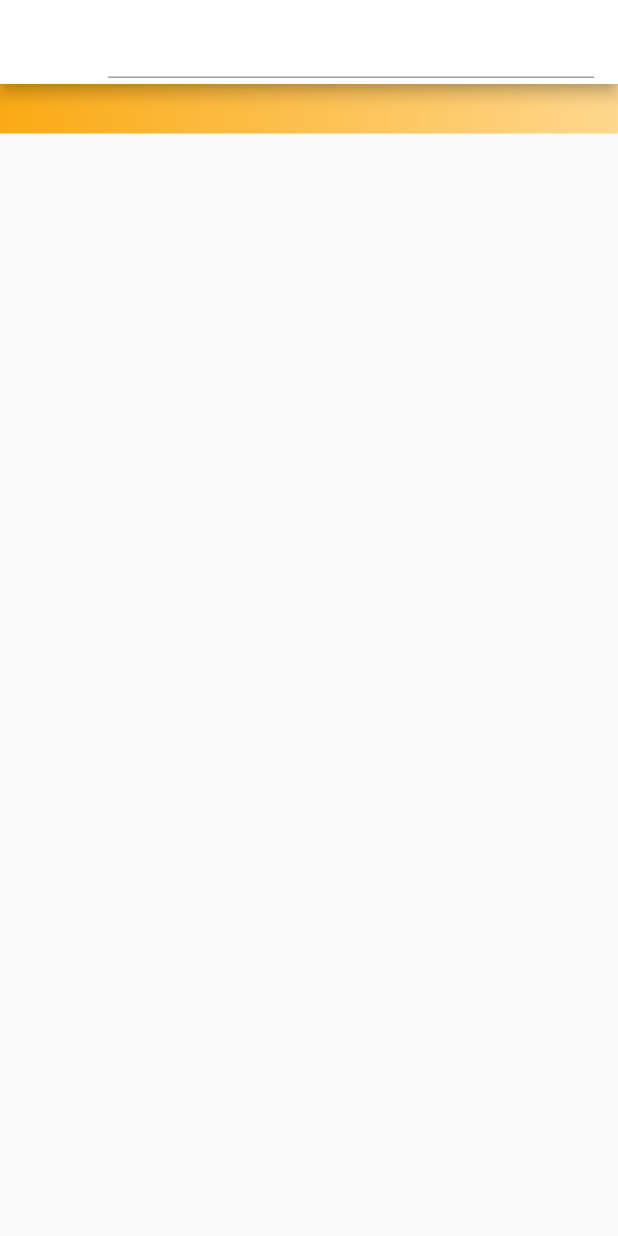
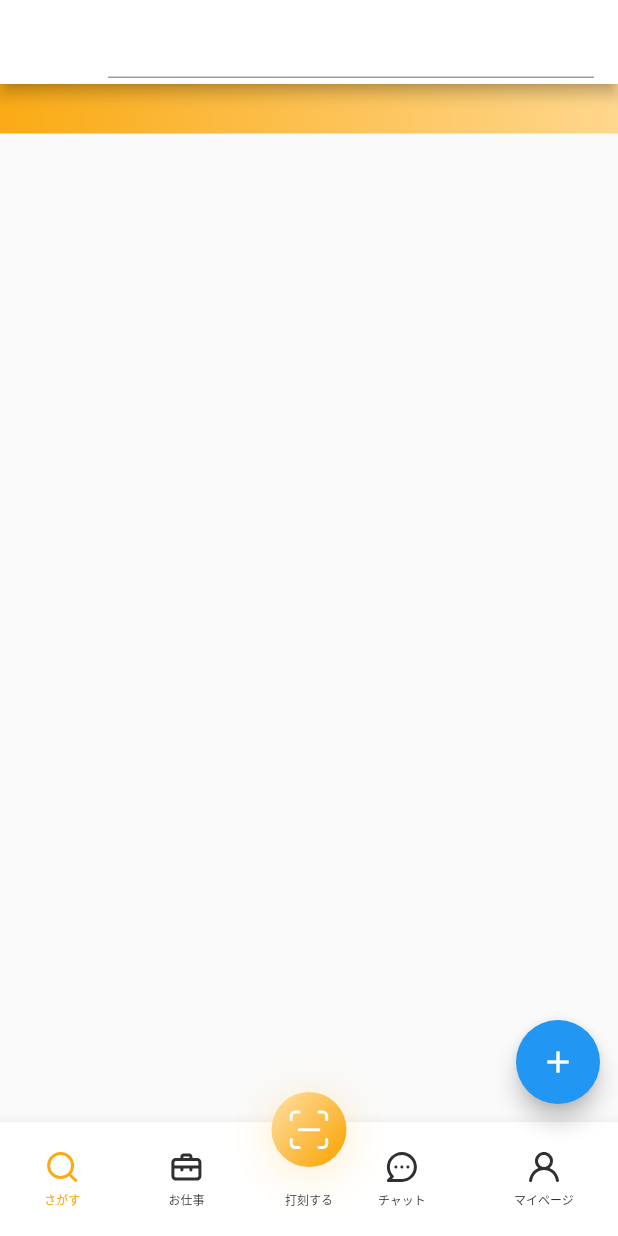
Before and after one commit to arjun-sasidharan/Test, a Flutter app: the SearchPage screen opened by its route, on a phone screen of 412 x 824 dp. Run offline on Flutter 3.47's test engine with Material 2 defaults, Android fonts, the phone set to English and light mode, and no system bars; our stand-ins replace flutter_svg, get.

Commit message:
Add bottom navigation

```diff
--- /dev/null
+++ b/lib/screen_1/application/bottom_nav_controller.dart
@@ -0,0 +1,10 @@
+import 'package:get/get.dart';
+enum BottomTab { search, work, chat, profile}
+class BottomNavController extends GetxController {
+    BottomTab selectedTab = BottomTab.search;
+
+    void updateSelectedTab(BottomTab tab) {
+      selectedTab = tab;
+      update();
+    }
+}
--- /dev/null
+++ b/lib/screen_1/presentation/bottom_navigation.dart
@@ -0,0 +1,182 @@
+import 'package:flutter/material.dart';
+import 'package:flutter_svg/flutter_svg.dart';
+import 'package:get/get.dart';
+import 'package:test_project/common/asset_file.dart';
+import 'package:test_project/common/constants.dart';
+import 'package:test_project/screen_1/application/bottom_nav_controller.dart';
+
+class BottomNavigation extends StatelessWidget {
+  const BottomNavigation({super.key});
+
+  @override
+  Widget build(BuildContext context) {
+    return GetBuilder<BottomNavController>(
+      init: BottomNavController(),
+      builder: (c) {
+        return BottomAppBar(
+          child: SizedBox(
+            height: 76,
+            child: Stack(
+              fit: StackFit.loose,
+              clipBehavior: Clip.none,
+              alignment: Alignment.bottomCenter,
+              children: [
+                Row(
+                  mainAxisSize: MainAxisSize.max,
+                  mainAxisAlignment: MainAxisAlignment.spaceAround,
+                  children: [
+                    MaterialButton(
+                      onPressed: () {
+                        c.updateSelectedTab(BottomTab.search);
+                      },
+                      minWidth: 30,
+                      child: Column(
+                        mainAxisAlignment: MainAxisAlignment.center,
+                        children: [
+                          SvgPicture.asset(iconSearch,
+                            color: c.selectedTab == BottomTab.search ?
+                            yellowColor : textColor,),
+                          const SizedBox(
+                            height: 4.0,
+                          ),
+                          Text('さがす',
+                            style: TextStyle(
+                                fontSize: 8.0,
+                                color: c.selectedTab == BottomTab.search ?
+                                yellowColor : textColor,
+                                fontFamily: "NotoSansJP",
+                                fontWeight: FontWeight.w500),
+                          ),
+                        ],
+                      ),
+                    ),
+                    MaterialButton(
+                      onPressed: () {
+                        c.updateSelectedTab(BottomTab.work);
+                      },
+                      minWidth: 30,
+                      child: Column(
+                        mainAxisAlignment: MainAxisAlignment.center,
+                        children: [
+                          SvgPicture.asset(iconOffice,
+                              color: c.selectedTab == BottomTab.work ?
+                              yellowColor : textColor),
+                          const SizedBox(
+                            height: 4.0,
+                          ),
+                          Text('お仕事',
+                            style: TextStyle(
+                                fontSize: 8.0,
+                                color: c.selectedTab == BottomTab.work ?
+                                yellowColor : textColor,
+                                fontFamily: "NotoSansJP",
+                                fontWeight: FontWeight.w500),
+                          ),
+                        ],
+                      ),
+                    ),
+                    const SizedBox(width: 30),
+                    MaterialButton(
+                      onPressed: () {
+                        c.updateSelectedTab(BottomTab.chat);
+                      },
+                      minWidth: 30,
+                      child: Column(
+                        mainAxisAlignment: MainAxisAlignment.center,
+                        children: [
+                          SvgPicture.asset(iconChat,
+                              color: c.selectedTab == BottomTab.chat ?
+                              yellowColor : textColor),
+                          const SizedBox(
+                            height: 4.0,
+                          ),
+                          Text('チャット',
+                            style: TextStyle(
+                                fontSize: 8.0,
+                                color: c.selectedTab == BottomTab.chat ?
+                                yellowColor : textColor,
+                                fontFamily: "NotoSansJP",
+                                fontWeight: FontWeight.w500),
+                          ),
+                        ],
+                      ),
+                    ),
+                    MaterialButton(
+                      onPressed: () {
+                        c.updateSelectedTab(BottomTab.profile);
+                      },
+                      minWidth: 30,
+                      child: Column(
+                        mainAxisAlignment: MainAxisAlignment.center,
+                        children: [
+                          SvgPicture.asset(iconAccount,
+                              color: c.selectedTab == BottomTab.profile ?
+                              yellowColor : textColor),
+                          const SizedBox(
+                            height: 4.0,
+                          ),
+                          Text('マイページ',
+                            style: TextStyle(
+                                fontSize: 8.0,
+                                color: c.selectedTab == BottomTab.profile ?
+                                yellowColor : textColor,
+                                fontFamily: "NotoSansJP",
+                                fontWeight: FontWeight.w500),
+                          ),
+                        ],
+                      ),
+                    ),
+                  ],
+                ),
+                Positioned(
+                  top: -20,
+                  child: MaterialButton(
+                    onPressed: () {},
+                    minWidth: 30,
+                    child: Column(
+                      mainAxisAlignment: MainAxisAlignment.center,
+                      children: [
+                        Container(
+                          height: 50,
+                          width: 50,
+                          decoration: const BoxDecoration(
+                            shape: BoxShape.circle,
+                            color: yellowColor,
+                            gradient: LinearGradient(
+                              begin: Alignment(0.76, 0.65),
+                              end: Alignment(-0.76, -0.65),
+                              colors: [Color(0xFFFAAA14), Color(0xFFFFD78D)],
+                            ),
+                            boxShadow: [
+                              BoxShadow(
+                                color: Color(0x3FFAAA14),
+                                blurRadius: 25,
+                                offset: Offset(0, 4),
+                                spreadRadius: 0,
+                              )
+                            ],
+                          ),
+                          child: SvgPicture.asset(iconScanLine, width: 31, height: 31, fit: BoxFit.scaleDown),
+                        ),
+                        const SizedBox(
+                          height: 16.0,
+                        ),
+                        const Text('打刻する',
+                          style: TextStyle(
+                              fontSize: 8.0,
+                              color: textColor,
+                              fontFamily: "NotoSansJP",
+                              fontWeight: FontWeight.w500),
+                        ),
+                      ],
+                    ),
+                  ),
+                ),
+              ],
+            ),
+          ),
+        );
+      }
+    );
+  }
+}
--- a/lib/screen_1/presentation/search_page.dart
+++ b/lib/screen_1/presentation/search_page.dart
@@ -1,6 +1,5 @@
 import 'package:flutter/material.dart';
-import 'package:flutter_svg/flutter_svg.dart';
-import 'package:test_project/common/asset_file.dart';
+import 'package:test_project/screen_1/presentation/bottom_navigation.dart';
 
 class SearchPage extends StatelessWidget {
   const SearchPage({Key? key}) : super(key: key);
@@ -12,9 +11,7 @@ class SearchPage extends StatelessWidget {
         appBar: AppBar(
           backgroundColor: Colors.white,
           title: Row(
-              children: const [
-                Expanded(child: TextField())
-              ],
+            children: const [Expanded(child: TextField())],
           ),
         ),
         body: SingleChildScrollView(
@@ -26,56 +23,18 @@ class SearchPage extends StatelessWidget {
                 decoration: const BoxDecoration(
                     gradient: LinearGradient(
                   colors: [Color(0xFFFAAA14), Color(0xFFFFD78D)],
-                  )
-                ),
+                )),
               ),
             ],
           ),
         ),
-        // bottomNavigationBar: BottomNavigationBar(
-        //   showUnselectedLabels: true,
-        //   selectedFontSize: 12,
-        //   unselectedFontSize: 12,
-        //   currentIndex: 0,
-        //   type: BottomNavigationBarType.fixed,
-        //   items: [
-        //     BottomNavigationBarItem(
-        //         icon: SvgPicture.asset(
-        //             searchIcon,
-        //         ),
-        //         label:  'さがす'
-        //     ),
-        //     BottomNavigationBarItem(
-        //         icon: Icon(Icons.power,color: Colors.black),
-        //         label:  'お仕事'
-        //     ),
-        //     BottomNavigationBarItem(
-        //         icon: SizedBox(
-        //           height: 20,
-        //         ),
-        //         label:  'お仕事'
-        //     ),
-        //     BottomNavigationBarItem(
-        //         icon: Icon(Icons.power,color: Colors.black),
-        //         label:  'お仕事'
-        //     ),
-        //     BottomNavigationBarItem(
-        //         icon: Icon(Icons.power,color: Colors.black),
-        //         label:  'お仕事'
-        //     ),
-        //   ],
-        // ),
-        // floatingActionButton: Column(
-        //   mainAxisSize: MainAxisSize.min,
-        //   children: [
-        //     FloatingActionButton(
-        //       onPressed: () {},
-        //       child: const Icon(Icons.add),
-        //
-        //     ),
-        //   ],
-        // ),
-        floatingActionButtonLocation: FloatingActionButtonLocation.centerDocked,
+        bottomNavigationBar: const BottomNavigation(),
+        floatingActionButton: FloatingActionButton(
+          onPressed: () {},
+          child: const Icon(Icons.add),
+
+        ),
+        floatingActionButtonLocation: FloatingActionButtonLocation.miniEndFloat,
       ),
     );
   }
```
Lines whose indentation alone changed are shown as unchanged.
